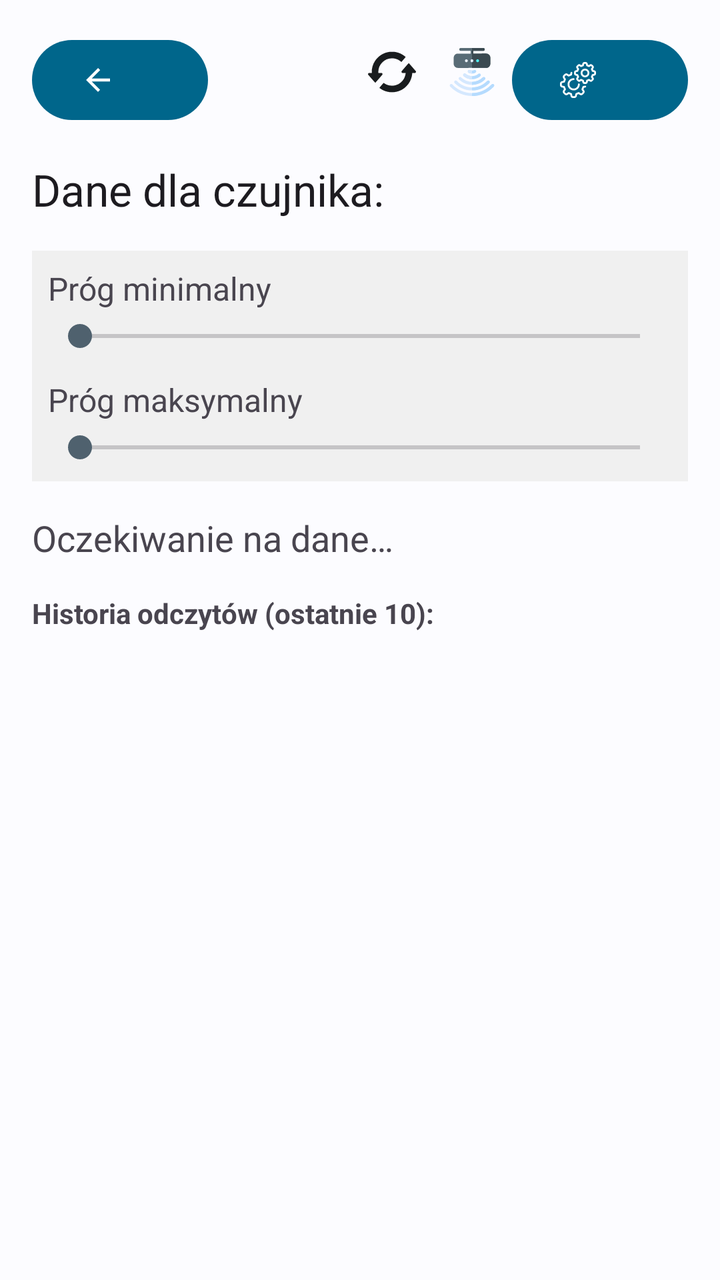
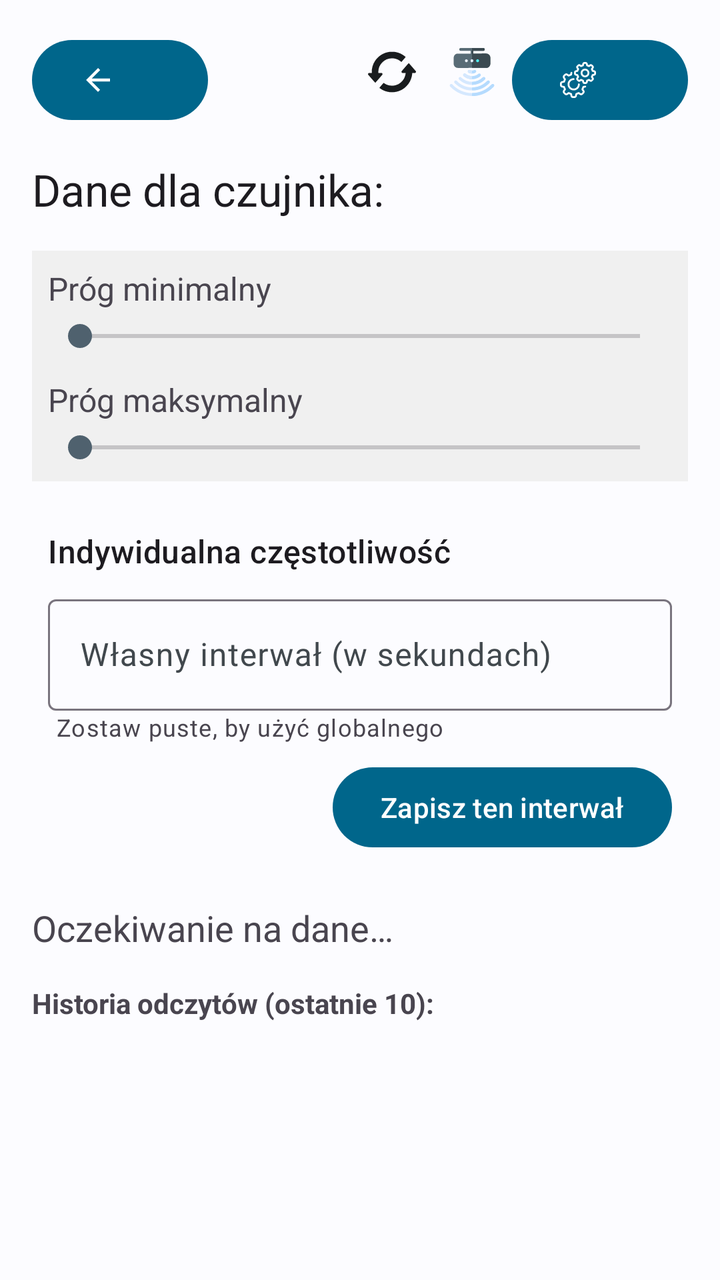

Before-and-after screenshots of an Android layout around one commit, followed by the original layout XML and the change that was made.
<!-- AndroidManifest.xml: application theme Theme.Bazunia -->
<!-- res/layout/activity_sensor_detail.xml -->
<?xml version="1.0" encoding="utf-8"?>
<androidx.constraintlayout.widget.ConstraintLayout
    xmlns:android="http://schemas.android.com/apk/res/android"
    xmlns:app="http://schemas.android.com/apk/res-auto"
    xmlns:tools="http://schemas.android.com/tools"
    android:layout_width="match_parent"
    android:layout_height="match_parent"
    android:fitsSystemWindows="true"
    android:padding="16dp"
    tools:context=".ui.SensorDetailActivity">

    <com.google.android.material.button.MaterialButton
        android:id="@+id/btnBackSensorDetail"
        style="?attr/myIconButtonTextStyle"
        android:layout_width="wrap_content"
        android:layout_height="wrap_content"
        android:contentDescription="@string/back_content_description"
        app:icon="@drawable/ic_arrow_back"
        app:layout_constraintStart_toStartOf="parent"
        app:layout_constraintTop_toTopOf="parent"
        app:tint="?attr/colorOnSurface" />

    <com.google.android.material.button.MaterialButton
        android:id="@+id/btnSettings"
        style="?attr/myIconButtonTextStyle"
        android:layout_width="wrap_content"
        android:layout_height="wrap_content"
        android:contentDescription="@string/settings_content_description"
        app:icon="@drawable/ic_settings"
        app:layout_constraintEnd_toEndOf="parent"
        app:layout_constraintTop_toTopOf="parent"
        app:tint="?attr/colorOnSurface" />

    <ImageButton
        android:id="@+id/btnRefresh"
        android:layout_width="wrap_content"
        android:layout_height="wrap_content"
        android:background="?attr/selectableItemBackgroundBorderless"
        android:contentDescription="@string/action_refresh"
        android:padding="8dp"
        app:srcCompat="@drawable/ic_refresh"
        app:layout_constraintTop_toTopOf="parent"
        app:layout_constraintEnd_toStartOf="@+id/btnFavorite"
        app:tint="?attr/colorOnSurface" />

    <ImageButton
        android:id="@+id/btnFavorite"
        android:layout_width="wrap_content"
        android:layout_height="wrap_content"
        android:background="?attr/selectableItemBackgroundBorderless"
        android:contentDescription="@string/favorite_button_desc"
        android:padding="8dp"
        app:srcCompat="@drawable/ic_sensor"
        app:layout_constraintTop_toTopOf="parent"
        app:layout_constraintEnd_toStartOf="@+id/btnSettings" />

    <TextView
        android:id="@+id/textSensorTitle"
        android:layout_width="0dp"
        android:layout_height="wrap_content"
        android:layout_marginTop="16dp"
        android:text="@string/sensor_data_title"
        android:textAppearance="@style/TextAppearance.Material3.TitleLarge"
        app:layout_constraintEnd_toEndOf="parent"
        app:layout_constraintStart_toStartOf="parent"
        app:layout_constraintTop_toBottomOf="@id/btnBackSensorDetail" />

    <LinearLayout
        android:id="@+id/thresholdContainer"
        android:layout_width="0dp"
        android:layout_height="wrap_content"
        android:layout_marginTop="16dp"
        android:background="#f0f0f0"
        android:orientation="vertical"
        android:padding="8dp"
        app:layout_constraintEnd_toEndOf="parent"
        app:layout_constraintStart_toStartOf="parent"
        app:layout_constraintTop_toBottomOf="@id/textSensorTitle">

        <TextView
            android:id="@+id/textThresholdMin"
            android:layout_width="wrap_content"
            android:layout_height="wrap_content"
            android:text="@string/threshold_min_label"
            android:textSize="16sp" />

        <SeekBar
            android:id="@+id/seekBarThresholdMin"
            android:layout_width="match_parent"
            android:layout_height="wrap_content"
            android:layout_marginTop="4dp"
            android:max="100" />

        <TextView
            android:id="@+id/textThresholdMax"
            android:layout_width="wrap_content"
            android:layout_height="wrap_content"
            android:layout_marginTop="12dp"
            android:text="@string/threshold_max_label"
            android:textSize="16sp" />

        <SeekBar
            android:id="@+id/seekBarThresholdMax"
            android:layout_width="match_parent"
            android:layout_height="wrap_content"
            android:layout_marginTop="4dp"
            android:max="100" />
    </LinearLayout>

    <TextView
        android:id="@+id/textSensorDetails"
        android:layout_width="0dp"
        android:layout_height="wrap_content"
        android:layout_marginTop="16dp"
        android:lineSpacingExtra="8dp"
        android:text="@string/waiting_for_data"
        android:textSize="18sp"
        app:layout_constraintEnd_toEndOf="parent"
        app:layout_constraintStart_toStartOf="parent"
        app:layout_constraintTop_toBottomOf="@id/thresholdContainer" />

    <TextView
        android:id="@+id/readingHistoryLabel"
        android:layout_width="0dp"
        android:layout_height="wrap_content"
        android:layout_marginTop="16dp"
        android:text="@string/reading_history_label"
        android:textStyle="bold"
        app:layout_constraintEnd_toEndOf="parent"
        app:layout_constraintStart_toStartOf="parent"
        app:layout_constraintTop_toBottomOf="@+id/textSensorDetails" />

    <ListView
        android:id="@+id/listSensorHistory"
        android:layout_width="0dp"
        android:layout_height="0dp"
        android:layout_marginTop="8dp"
        app:layout_constraintBottom_toBottomOf="parent"
        app:layout_constraintEnd_toEndOf="parent"
        app:layout_constraintStart_toStartOf="parent"
        app:layout_constraintTop_toBottomOf="@id/readingHistoryLabel" />

</androidx.constraintlayout.widget.ConstraintLayout>
<!-- resources referenced by this layout -->
<resources>
  <!-- drawable ic_arrow_back (drawable) -->
  <vector xmlns:android="http://schemas.android.com/apk/res/android" android:autoMirrored="true" android:height="24dp" android:tint="#000000" android:viewportHeight="24" android:viewportWidth="24" android:width="24dp">
        
      <path android:fillColor="@android:color/white" android:pathData="M20,11H7.83l5.59,-5.59L12,4l-8,8 8,8 1.41,-1.41L7.83,13H20v-2z"/>
      
  </vector>
  <string name="action_refresh">Odśwież</string>
  <string name="back_content_description">Powrót</string>
  <string name="favorite_button_desc">Dodaj do ulubionych</string>
  <string name="reading_history_label">Historia odczytów (ostatnie 10):</string>
  <string name="sensor_data_title">Dane dla czujnika: </string>
  <string name="settings_content_description">Ustawienia</string>
  <string name="threshold_max_label">Próg maksymalny</string>
  <string name="threshold_min_label">Próg minimalny</string>
  <string name="waiting_for_data">Oczekiwanie na dane…</string>
  <style name="Theme.Bazunia" parent="Base.Theme.Bazunia" />
  <style name="Base.Theme.Bazunia" parent="Theme.Material3.DayNight.NoActionBar">
          <item name="colorPrimary">@color/colorPrimary</item>
          <item name="colorOnPrimary">@color/colorOnPrimary</item>
          <item name="colorPrimaryContainer">@color/colorPrimaryContainer</item>
          <item name="colorOnPrimaryContainer">@color/colorOnPrimaryContainer</item>
          <item name="colorSecondary">@color/colorSecondary</item>
          <item name="colorOnSecondary">@color/colorOnSecondary</item>
          <item name="android:colorBackground">@color/colorBackground</item>
          <item name="colorOnBackground">@color/colorOnBackground</item>
          <item name="colorSurface">@color/colorSurface</item>
          <item name="colorOnSurface">@color/colorOnSurface</item>
          <item name="colorSurfaceVariant">@color/colorSurfaceVariant</item>
          <item name="colorOnSurfaceVariant">@color/colorOnSurfaceVariant</item>
      </style>
  <color name="colorPrimary">#00668B</color>
  <color name="colorOnPrimary">#FFFFFF</color>
  <color name="colorPrimaryContainer">#CDE5FF</color>
  <color name="colorOnPrimaryContainer">#001E2D</color>
  <color name="colorSecondary">#4F616E</color>
  <color name="colorOnSecondary">#FFFFFF</color>
  <color name="colorBackground">#FCFCFF</color>
  <color name="colorOnBackground">#191C1E</color>
  <color name="colorSurface">#FCFCFF</color>
  <color name="colorOnSurface">#191C1E</color>
  <color name="colorSurfaceVariant">#DDE3EA</color>
  <color name="colorOnSurfaceVariant">#41484D</color>
  <!-- unchanged entries left out for length: 3 -->
</resources>

<!-- the commit's change to res/layout/activity_sensor_detail.xml (unified diff, before → after) -->
@@ -107,6 +107,56 @@
             android:max="100" />
     </LinearLayout>
 
+    <LinearLayout
+        android:id="@+id/intervalContainer"
+        android:layout_width="0dp"
+        android:layout_height="wrap_content"
+        android:layout_marginTop="16dp"
+        android:orientation="vertical"
+        android:padding="8dp"
+        app:layout_constraintEnd_toEndOf="parent"
+        app:layout_constraintStart_toStartOf="parent"
+        app:layout_constraintTop_toBottomOf="@id/thresholdContainer">
+
+        <TextView
+            android:layout_width="wrap_content"
+            android:layout_height="wrap_content"
+            android:text="@string/sensor_detail_interval_title"
+            android:textAppearance="@style/TextAppearance.Material3.TitleMedium" />
+
+        <com.google.android.material.textfield.TextInputLayout
+            android:id="@+id/layoutSensorInterval"
+            style="@style/Widget.Material3.TextInputLayout.OutlinedBox"
+            android:layout_width="match_parent"
+            android:layout_height="wrap_content"
+            android:layout_marginTop="8dp"
+            android:hint="@string/sensor_detail_interval_label">
+
+            <com.google.android.material.textfield.TextInputEditText
+                android:id="@+id/editSensorInterval"
+                android:layout_width="match_parent"
+                android:layout_height="wrap_content"
+                android:inputType="number"
+                android:maxLength="5" />
+        </com.google.android.material.textfield.TextInputLayout>
+
+        <TextView
+            android:layout_width="wrap_content"
+            android:layout_height="wrap_content"
+            android:layout_marginStart="4dp"
+            android:text="@string/sensor_detail_interval_hint"
+            android:textAppearance="@style/TextAppearance.Material3.BodySmall" />
+
+        <com.google.android.material.button.MaterialButton
+            android:id="@+id/btnSaveInterval"
+            android:layout_width="wrap_content"
+            android:layout_height="wrap_content"
+            android:layout_gravity="end"
+            android:layout_marginTop="8dp"
+            android:text="@string/sensor_detail_save_button" />
+
+    </LinearLayout>
+
     <TextView
         android:id="@+id/textSensorDetails"
         android:layout_width="0dp"
@@ -117,7 +167,7 @@
         android:textSize="18sp"
         app:layout_constraintEnd_toEndOf="parent"
         app:layout_constraintStart_toStartOf="parent"
-        app:layout_constraintTop_toBottomOf="@id/thresholdContainer" />
+        app:layout_constraintTop_toBottomOf="@id/intervalContainer" />
 
     <TextView
         android:id="@+id/readingHistoryLabel"
<!-- resource entries referenced after the edit -->
@@ -11,6 +11,10 @@
   <string name="favorite_button_desc">Dodaj do ulubionych</string>
   <string name="reading_history_label">Historia odczytów (ostatnie 10):</string>
   <string name="sensor_data_title">Dane dla czujnika: </string>
+  <string name="sensor_detail_interval_hint">Zostaw puste, by użyć globalnego</string>
+  <string name="sensor_detail_interval_label">Własny interwał (w sekundach)</string>
+  <string name="sensor_detail_interval_title">Indywidualna częstotliwość</string>
+  <string name="sensor_detail_save_button">Zapisz ten interwał</string>
   <string name="settings_content_description">Ustawienia</string>
   <string name="threshold_max_label">Próg maksymalny</string>
   <string name="threshold_min_label">Próg minimalny</string>
